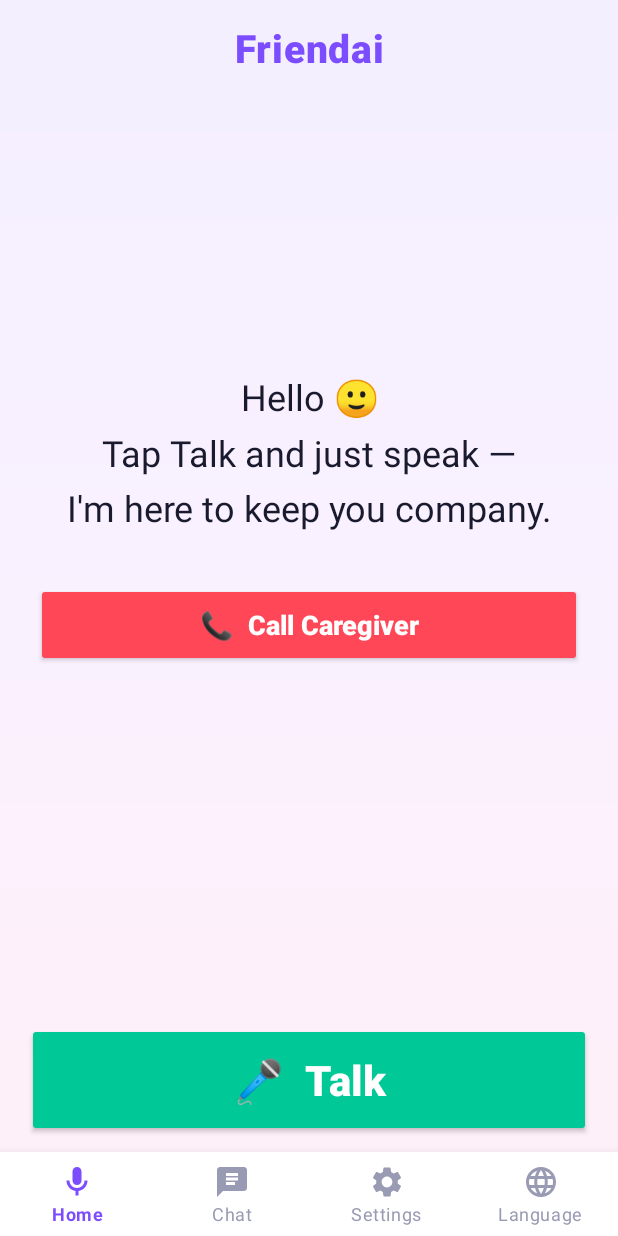
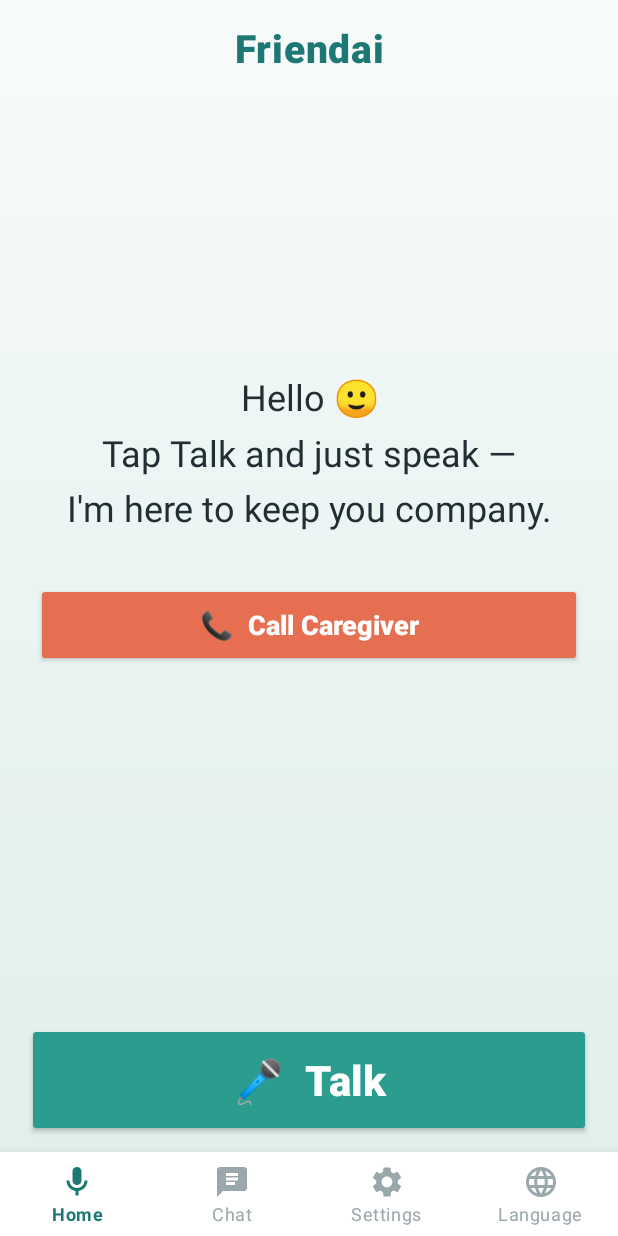
Before and after one commit to PhotonBounce/MomCompanionAI, an Android app: the screen it shows after launch (MainActivity), on a phone screen of 412 x 824 dp. Run offline under Robolectric (Android 15) with nearby library versions, the phone set to English and light mode, and no system bars; pictures from the network do not load.

Commit message:
Retheme app to teal/coral and render conversation as chat bubbles
Bring the real app in line with the concept video the client saw:

- Recolour the design system from purple/pink to a calm teal accent
  (#1D7874), teal Talk button (#2A9D8F), and coral Call Caregiver
  (#E76F51) on a soft mint gradient background.
- Replace the plain-text running transcript with real alternating chat
  bubbles: Friendai on the left (teal tint), the patient on the right
  (light grey), each with a small speaker label and width-capped so long
  replies wrap into a bubble instead of a full-width band. The chat list
  auto-scrolls to the newest turn.
- Route TTS/mic/speech error messages through a new showStatus() helper
  (a Friendai bubble plus a toast) now that the transcript is a bubble
  list rather than a single TextView.
- Bump version to 2.5 (versionCode 16).

Co-Authored-By: Claude Opus 4.8 <noreply@anthropic.com>
Claude-Session: https://claude.ai/code/session_019fbNAkhBwrRqfKTvwA6wD8

```diff
--- a/app/build.gradle
+++ b/app/build.gradle
@@ -52,8 +52,8 @@ android {
         applicationId "com.friendai"
         minSdk 24
         targetSdk 36
-        versionCode 15
-        versionName "2.4"
+        versionCode 16
+        versionName "2.5"
         testInstrumentationRunner "androidx.test.runner.AndroidJUnitRunner"
         buildConfigField "String", "DEFAULT_GEMINI_KEY", "\"${defaultGeminiKey}\""
         buildConfigField "String", "DEFAULT_ANTHROPIC_KEY", "\"${defaultAnthropicKey}\""
--- /dev/null
+++ b/app/src/main/res/drawable/bg_bubble_friend.xml
@@ -0,0 +1,10 @@
+<?xml version="1.0" encoding="utf-8"?>
+<shape xmlns:android="http://schemas.android.com/apk/res/android"
+    android:shape="rectangle">
+    <solid android:color="@color/mc_bubble_friend"/>
+    <corners
+        android:topLeftRadius="6dp"
+        android:topRightRadius="22dp"
+        android:bottomRightRadius="22dp"
+        android:bottomLeftRadius="22dp"/>
+</shape>
--- /dev/null
+++ b/app/src/main/res/drawable/bg_bubble_user.xml
@@ -0,0 +1,10 @@
+<?xml version="1.0" encoding="utf-8"?>
+<shape xmlns:android="http://schemas.android.com/apk/res/android"
+    android:shape="rectangle">
+    <solid android:color="@color/mc_bubble_user"/>
+    <corners
+        android:topLeftRadius="22dp"
+        android:topRightRadius="6dp"
+        android:bottomRightRadius="22dp"
+        android:bottomLeftRadius="22dp"/>
+</shape>
--- a/app/src/main/res/drawable/bg_parallax.xml
+++ b/app/src/main/res/drawable/bg_parallax.xml
@@ -4,9 +4,9 @@
             <gradient
                 android:type="linear"
                 android:angle="160"
-                android:startColor="#F3EFFF"
-                android:centerColor="#FAF1FF"
-                android:endColor="#FFF0F7"/>
+                android:startColor="#F7FBFB"
+                android:centerColor="#EAF4F2"
+                android:endColor="#DFEEEC"/>
         </shape>
     </item>
 </layer-list>
--- a/app/src/main/res/layout/activity_main_stylish.xml
+++ b/app/src/main/res/layout/activity_main_stylish.xml
@@ -82,17 +82,21 @@
         app:layout_constraintStart_toStartOf="parent"
         app:layout_constraintEnd_toEndOf="parent">
 
-        <TextView
-            android:id="@+id/conversationText"
+        <ScrollView
+            android:id="@+id/chatScroll"
             android:layout_width="match_parent"
             android:layout_height="match_parent"
-            android:text="Your conversation will appear here.\n\nTap Talk to begin."
-            android:textSize="21sp"
-            android:textColor="@color/mc_text_primary"
-            android:gravity="top|start"
-            android:padding="20dp"
-            android:lineSpacingMultiplier="1.25"
-            android:contentDescription="Conversation transcript"/>
+            android:padding="14dp"
+            android:scrollbars="none"
+            android:contentDescription="Conversation transcript">
+
+            <LinearLayout
+                android:id="@+id/chatBubbles"
+                android:layout_width="match_parent"
+                android:layout_height="wrap_content"
+                android:orientation="vertical"/>
+
+        </ScrollView>
 
         <TextView
             android:id="@+id/closedCaptionText"
--- a/app/src/main/res/values/colors.xml
+++ b/app/src/main/res/values/colors.xml
@@ -7,23 +7,26 @@
     <color name="white">#FFFFFF</color>
     <color name="black">#000000</color>
 
-    <!-- MomCompanion design system -->
-    <color name="mc_accent">#7C4DFF</color>
-    <color name="mc_accent_dark">#5C35CC</color>
-    <color name="mc_talk">#00C896</color>
-    <color name="mc_talk_dark">#00A07A</color>
-    <color name="mc_danger">#FF4757</color>
-    <color name="mc_danger_dark">#CC3846</color>
-    <color name="mc_vip_gold">#FF9500</color>
-    <color name="mc_vip_gold_dark">#CC7700</color>
-    <color name="mc_text_primary">#1A1A2E</color>
-    <color name="mc_text_secondary">#666688</color>
-    <color name="mc_text_hint">#999AB3</color>
+    <!-- Friendai design system — calm teal & coral (matches the concept video) -->
+    <color name="mc_accent">#1D7874</color>
+    <color name="mc_accent_dark">#145F5B</color>
+    <color name="mc_talk">#2A9D8F</color>
+    <color name="mc_talk_dark">#21867B</color>
+    <color name="mc_danger">#E76F51</color>
+    <color name="mc_danger_dark">#C85A3E</color>
+    <color name="mc_vip_gold">#E9A23B</color>
+    <color name="mc_vip_gold_dark">#C6851F</color>
+    <color name="mc_text_primary">#212E34</color>
+    <color name="mc_text_secondary">#68787E</color>
+    <color name="mc_text_hint">#9AA7AB</color>
     <color name="mc_card_bg">#FFFFFF</color>
-    <color name="mc_input_bg">#F0EBF8</color>
-    <color name="mc_secondary_btn">#EEEAF7</color>
-    <color name="mc_divider">#E8E0FF</color>
-    <color name="mc_bg_top">#F3EFFF</color>
-    <color name="mc_bg_bottom">#FFF0F7</color>
+    <color name="mc_input_bg">#EAF3F1</color>
+    <color name="mc_secondary_btn">#E3F0EE</color>
+    <color name="mc_divider">#DCEAE8</color>
+    <color name="mc_bg_top">#F7FBFB</color>
+    <color name="mc_bg_bottom">#DFEEEC</color>
     <color name="mc_listening_blue">#1565C1</color>
+    <!-- Chat bubbles -->
+    <color name="mc_bubble_friend">#DBF0EE</color>
+    <color name="mc_bubble_user">#EEF0F2</color>
 </resources>
```
Also changed, not shown: app/src/main/java/com/moms/ai/MainActivity.kt (+70 -20 lines).
